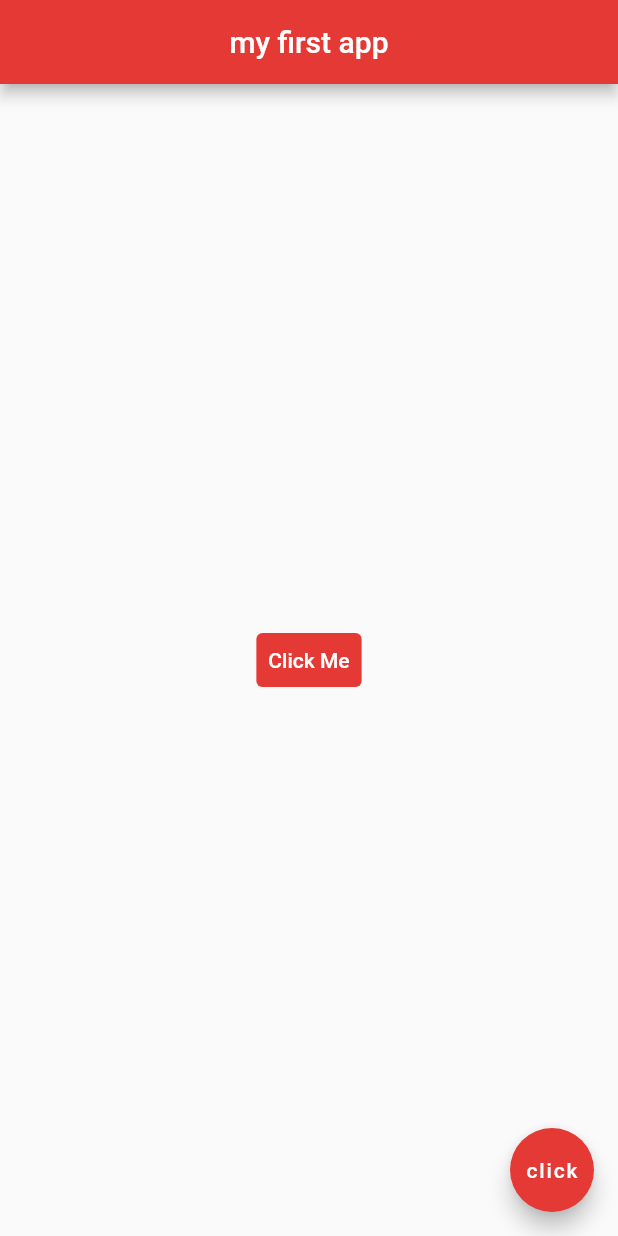
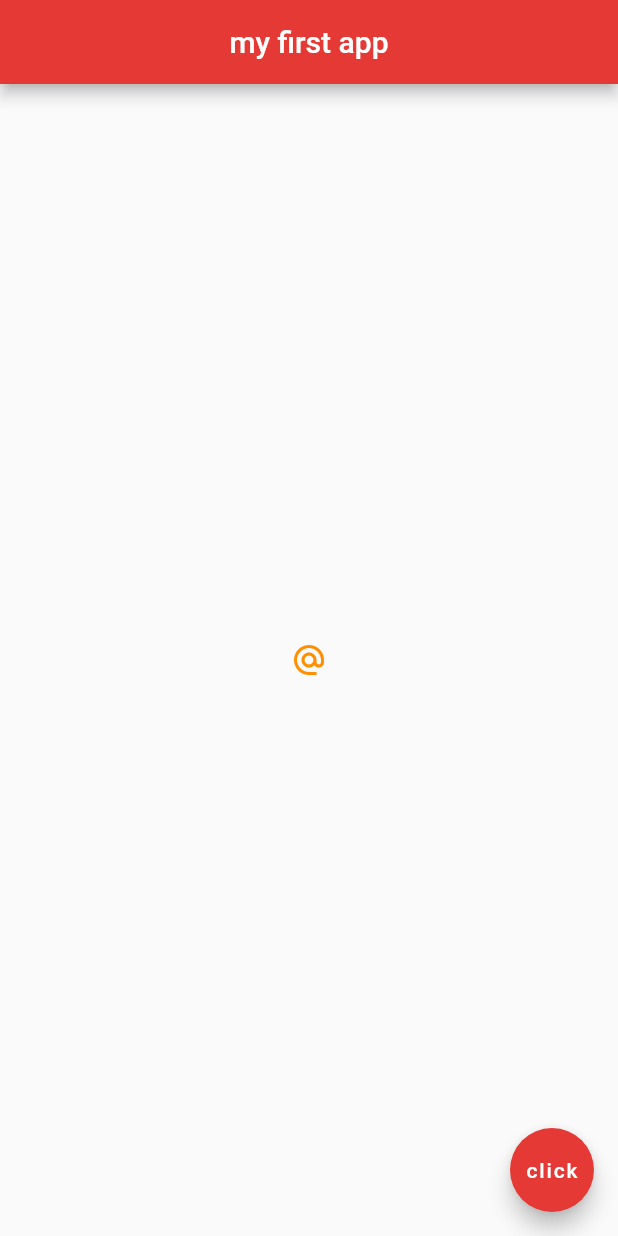
Before and after one commit to kwakyebrilliant/flutterapp, a Flutter app: the screen it shows after launch, on a phone screen of 412 x 824 dp. Run offline on Flutter 3.47's test engine with Material 2 defaults, Android fonts, the phone set to English and light mode, and no system bars.

Commit message:
iconbutton added

```diff
--- a/lib/main.dart
+++ b/lib/main.dart
@@ -16,13 +16,12 @@ class Home extends StatelessWidget {
         backgroundColor: Colors.red[600],
       ),
       body: Center(
-        child: TextButton(
-          onPressed: () {},
-          style: TextButton.styleFrom(
-            backgroundColor: Colors.red[600], // background
-            foregroundColor: Colors.white,
-          ),
-          child: const Text('Click Me'),
+        child: IconButton(
+          onPressed: () {
+            print('you clicked me');
+          },
+          icon: const Icon(Icons.alternate_email),
+          color: Colors.amber[800],
         ),
       ),
       floatingActionButton: FloatingActionButton(
```
